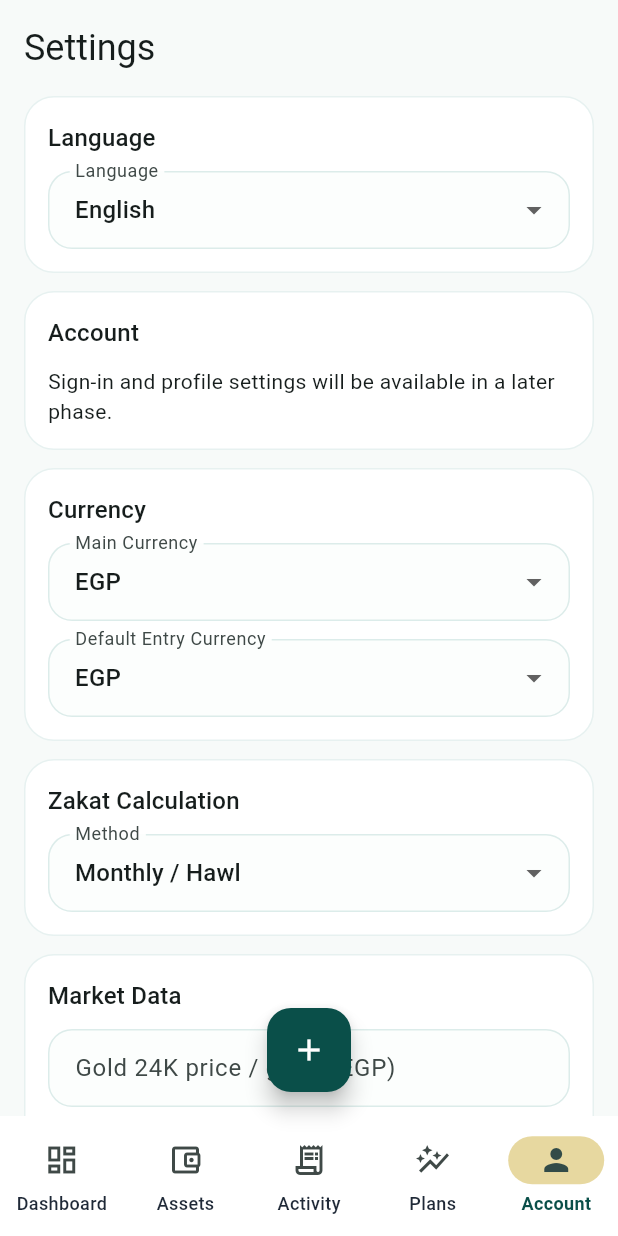
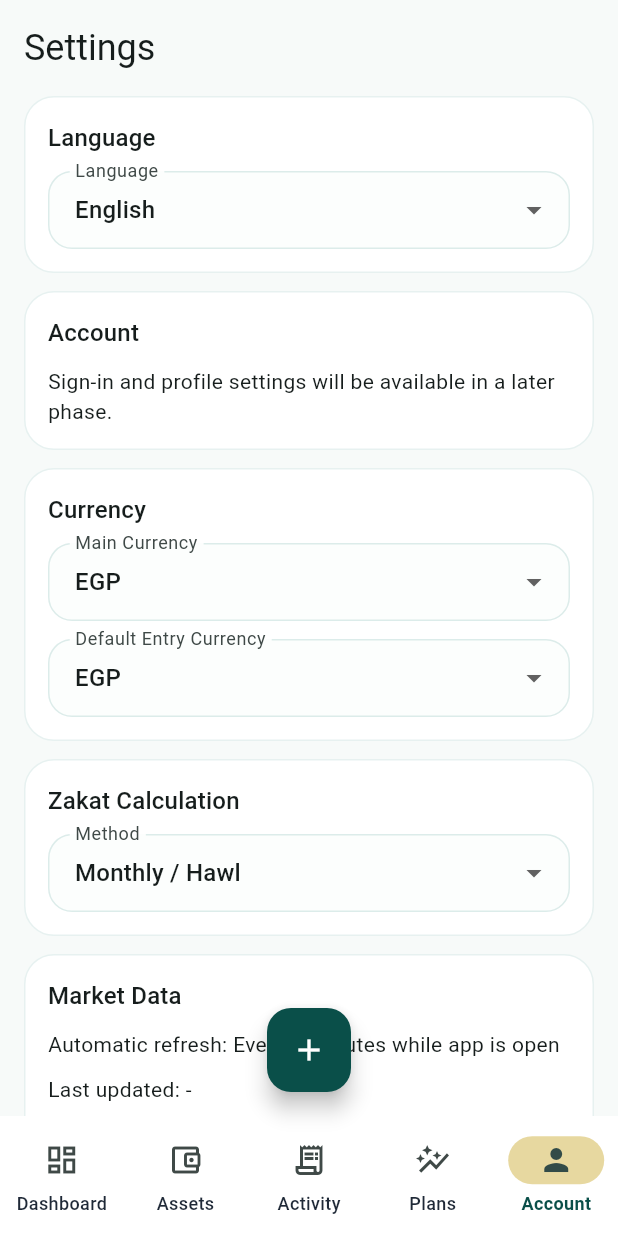
Before and after one commit to AMElbhairy/ZakatApp-Flutter, a Flutter app: the screen it shows after launch, item 5 of the bottom bar chosen, on a phone screen of 412 x 824 dp. Run offline on Flutter 3.47's test engine with Material 3 defaults, Android fonts, the phone set to English and light mode, and no system bars; our stand-ins replace shared_preferences; network calls fail.

```diff
--- a/lib/core/i18n/app_localizations.dart
+++ b/lib/core/i18n/app_localizations.dart
@@ -29,7 +29,7 @@ class AppLocalizations {
       'arabic': 'Arabic',
       'manual_prices_required': 'Manual prices required',
       'market_data_required': 'Market data required',
-      'gold_silver_required': 'Gold/silver price required',
+      'gold_silver_required': 'Gold/Silver prices required',
       'transactions': 'Transactions',
       'zakat_schedule': 'Zakat Schedule',
       'all': 'All',
@@ -78,7 +78,7 @@ class AppLocalizations {
       'arabic': 'العربية',
       'manual_prices_required': 'الأسعار اليدوية مطلوبة',
       'market_data_required': 'بيانات السوق مطلوبة',
-      'gold_silver_required': 'سعر الذهب/الفضة مطلوب',
+      'gold_silver_required': 'أسعار الذهب/الفضة مطلوبة',
       'transactions': 'المعاملات',
       'zakat_schedule': 'جدول الزكاة',
       'all': 'الكل',
--- a/lib/main.dart
+++ b/lib/main.dart
@@ -69,7 +69,13 @@ class _AppBootstrapperState extends State<_AppBootstrapper> {
   @override
   void initState() {
     super.initState();
-    _loadFuture = context.read<AppStateController>().load();
+    _loadFuture = _loadAndStartMarketRefresh();
+  }
+
+  Future<void> _loadAndStartMarketRefresh() async {
+    final AppStateController controller = context.read<AppStateController>();
+    await controller.load();
+    await controller.startMarketAutoRefresh();
   }
 
   @override
--- a/lib/screens/account/account_screen.dart
+++ b/lib/screens/account/account_screen.dart
@@ -34,6 +34,7 @@ class _AccountScreenState extends State<AccountScreen> {
   bool _marketInitialized = false;
   bool _isRefreshingMarket = false;
   String _refreshMarketMessage = '';
+  bool _manualOverrideExpanded = false;
 
   @override
   void dispose() {
@@ -245,84 +246,10 @@ class _AccountScreenState extends State<AccountScreen> {
           child: Column(
             crossAxisAlignment: CrossAxisAlignment.start,
             children: <Widget>[
-              TextFormField(
-                key: const Key('marketGoldField'),
-                controller: _goldController,
-                keyboardType: const TextInputType.numberWithOptions(decimal: true),
-                decoration: const InputDecoration(
-                  labelText: 'Gold 24K price / gram (EGP)',
-                  border: OutlineInputBorder(),
-                ),
-              ),
-              const SizedBox(height: 10),
-              TextFormField(
-                key: const Key('marketSilverField'),
-                controller: _silverController,
-                keyboardType: const TextInputType.numberWithOptions(decimal: true),
-                decoration: const InputDecoration(
-                  labelText: 'Silver price / gram (EGP)',
-                  border: OutlineInputBorder(),
-                ),
-              ),
-              const SizedBox(height: 10),
-              TextFormField(
-                key: const Key('marketUsdField'),
-                controller: _usdController,
-                keyboardType: const TextInputType.numberWithOptions(decimal: true),
-                decoration: const InputDecoration(
-                  labelText: 'USD to EGP',
-                  border: OutlineInputBorder(),
-                ),
-              ),
-              const SizedBox(height: 10),
-              TextFormField(
-                key: const Key('marketSarField'),
-                controller: _sarController,
-                keyboardType: const TextInputType.numberWithOptions(decimal: true),
-                decoration: const InputDecoration(
-                  labelText: 'SAR to EGP',
-                  border: OutlineInputBorder(),
-                ),
-              ),
-              const SizedBox(height: 10),
-              TextFormField(
-                key: const Key('marketAedField'),
-                controller: _aedController,
-                keyboardType: const TextInputType.numberWithOptions(decimal: true),
-                decoration: const InputDecoration(
-                  labelText: 'AED to EGP',
-                  border: OutlineInputBorder(),
-                ),
-              ),
-              const SizedBox(height: 10),
-              TextFormField(
-                key: const Key('marketKwdField'),
-                controller: _kwdController,
-                keyboardType: const TextInputType.numberWithOptions(decimal: true),
-                decoration: const InputDecoration(
-                  labelText: 'KWD to EGP',
-                  border: OutlineInputBorder(),
-                ),
-              ),
-              const SizedBox(height: 10),
-              TextFormField(
-                key: const Key('marketQarField'),
-                controller: _qarController,
-                keyboardType: const TextInputType.numberWithOptions(decimal: true),
-                decoration: const InputDecoration(
-                  labelText: 'QAR to EGP',
-                  border: OutlineInputBorder(),
-                ),
-              ),
+              const Text('Automatic refresh: Every 5 minutes while app is open'),
               const SizedBox(height: 10),
               Text('Last updated: ${_formatLastUpdatedForDisplay(_lastUpdated)}'),
               const SizedBox(height: 12),
-              FilledButton(
-                key: const Key('saveMarketDataButton'),
-                onPressed: _saveMarketData,
-                child: Text(context.l10n.tr('save_market_data')),
-              ),
-              const SizedBox(height: 10),
               FilledButton.tonal(
                 key: const Key('refreshMarketDataButton'),
                 onPressed: _isRefreshingMarket ? null : _refreshMarketData,
@@ -338,6 +265,110 @@ class _AccountScreenState extends State<AccountScreen> {
                 const SizedBox(height: 8),
                 Text(_refreshMarketMessage),
               ],
+              const SizedBox(height: 12),
+              ExpansionTile(
+                key: const Key('marketAdvancedOverrideTile'),
+                title: const Text('Advanced Manual Override'),
+                initiallyExpanded: _manualOverrideExpanded,
+                onExpansionChanged: (bool expanded) {
+                  setState(() => _manualOverrideExpanded = expanded);
+                },
+                childrenPadding: const EdgeInsets.only(bottom: 12),
+                children: <Widget>[
+                  Padding(
+                    padding: const EdgeInsets.symmetric(horizontal: 2),
+                    child: Column(
+                      children: <Widget>[
+                        TextFormField(
+                          key: const Key('marketGoldField'),
+                          controller: _goldController,
+                          keyboardType:
+                              const TextInputType.numberWithOptions(decimal: true),
+                          decoration: const InputDecoration(
+                            labelText: 'Gold 24K price / gram (EGP)',
+                            border: OutlineInputBorder(),
+                          ),
+                        ),
+                        const SizedBox(height: 10),
+                        TextFormField(
+                          key: const Key('marketSilverField'),
+                          controller: _silverController,
+                          keyboardType:
+                              const TextInputType.numberWithOptions(decimal: true),
+                          decoration: const InputDecoration(
+                            labelText: 'Silver price / gram (EGP)',
+                            border: OutlineInputBorder(),
+                          ),
+                        ),
+                        const SizedBox(height: 10),
+                        TextFormField(
+                          key: const Key('marketUsdField'),
+                          controller: _usdController,
+                          keyboardType:
+                              const TextInputType.numberWithOptions(decimal: true),
+                          decoration: const InputDecoration(
+                            labelText: 'USD to EGP',
+                            border: OutlineInputBorder(),
+                          ),
+                        ),
+                        const SizedBox(height: 10),
+                        TextFormField(
+                          key: const Key('marketSarField'),
+                          controller: _sarController,
+                          keyboardType:
+                              const TextInputType.numberWithOptions(decimal: true),
+                          decoration: const InputDecoration(
+                            labelText: 'SAR to EGP',
+                            border: OutlineInputBorder(),
+                          ),
+                        ),
+                        const SizedBox(height: 10),
+                        TextFormField(
+                          key: const Key('marketAedField'),
+                          controller: _aedController,
+                          keyboardType:
+                              const TextInputType.numberWithOptions(decimal: true),
+                          decoration: const InputDecoration(
+                            labelText: 'AED to EGP',
+                            border: OutlineInputBorder(),
+                          ),
+                        ),
+                        const SizedBox(height: 10),
+                        TextFormField(
+                          key: const Key('marketKwdField'),
+                          controller: _kwdController,
+                          keyboardType:
+                              const TextInputType.numberWithOptions(decimal: true),
+                          decoration: const InputDecoration(
+                            labelText: 'KWD to EGP',
+                            border: OutlineInputBorder(),
+                          ),
+                        ),
+                        const SizedBox(height: 10),
+                        TextFormField(
+                          key: const Key('marketQarField'),
+                          controller: _qarController,
+                          keyboardType:
+                              const TextInputType.numberWithOptions(decimal: true),
+                          decoration: const InputDecoration(
+                            labelText: 'QAR to EGP',
+                            border: OutlineInputBorder(),
+                          ),
+                        ),
+                        const SizedBox(height: 12),
+                        Align(
+                          alignment: Alignment.centerLeft,
+                          child: FilledButton(
+                            key: const Key('saveMarketDataButton'),
+                            onPressed: _saveMarketData,
+                            child: Text(context.l10n.tr('save_market_data')),
+                          ),
+                        ),
+                      ],
+                    ),
+                  ),
+                ],
+              ),
             ],
           ),
         ),
```
Also changed, not shown: lib/services/app_state_controller.dart (+40 -12 lines), lib/services/market_data_api_service.dart (+151 -26 lines), 4 other files.
